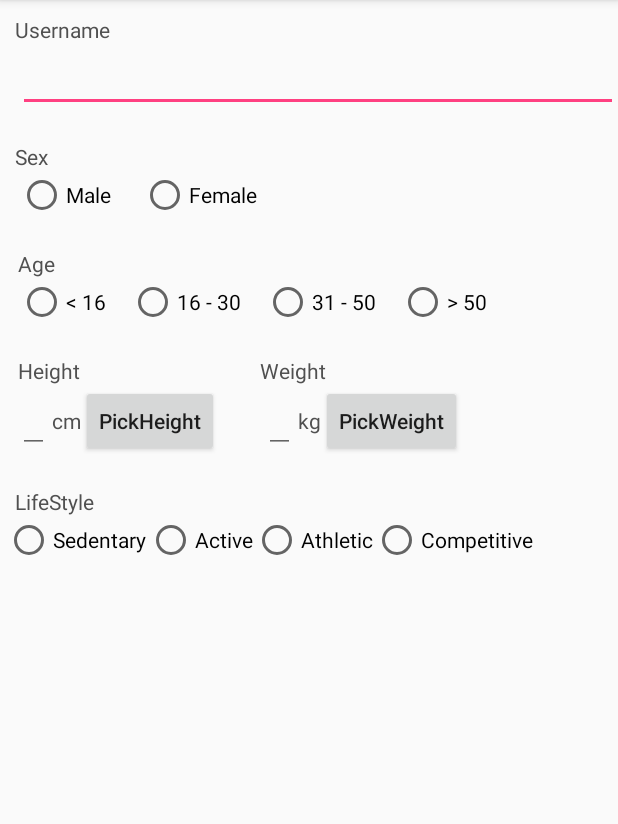
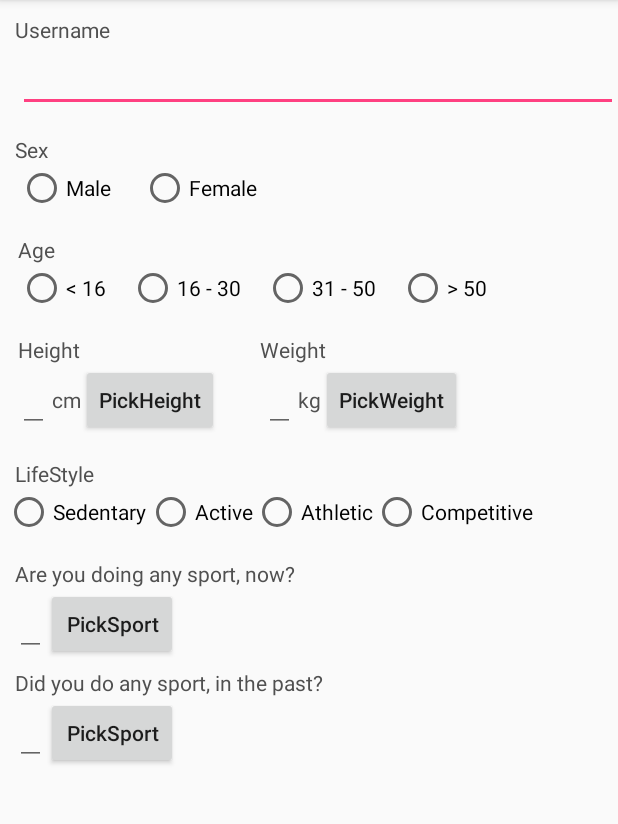
Before and after one commit to zaraki123/NewProject, an Android app: the UserProfile screen opened directly, with no data from a screen before it, on a phone screen of 412 x 824 dp, the part 84-908 px from its top. Run offline under Robolectric (Android 15) with nearby library versions, the phone set to English and light mode, and no system bars.

Commit message:
figa la prima volta che mi riesce una cosa giusta in un tempo umanamente accettabile: selezione sports

```diff
--- a/app/src/main/res/layout/user_profile.xml
+++ b/app/src/main/res/layout/user_profile.xml
@@ -3,7 +3,6 @@
     android:layout_width="match_parent"
     android:layout_height="match_parent"
     android:orientation="vertical">
-
 
     <TextView
         android:layout_width="wrap_content"
@@ -12,7 +11,7 @@
         android:layout_marginTop="10dp"
         android:text="Username"
         android:textAppearance="?android:attr/textAppearanceSmall"
-        android:textColor="@color/darkGray"/>
+        android:textColor="@color/darkGray" />
 
     <EditText
         android:id="@+id/username"
@@ -26,10 +25,10 @@
         android:layout_width="wrap_content"
         android:layout_height="wrap_content"
         android:layout_marginLeft="10dp"
-        android:layout_marginTop="20dp"
+        android:layout_marginTop="15dp"
         android:text="Sex"
         android:textAppearance="?android:attr/textAppearanceSmall"
-        android:textColor="@color/darkGray"/>
+        android:textColor="@color/darkGray" />
 
 
     <RadioGroup
@@ -58,10 +57,10 @@
         android:layout_width="wrap_content"
         android:layout_height="wrap_content"
         android:layout_marginLeft="12dp"
-        android:layout_marginTop="20dp"
+        android:layout_marginTop="15dp"
         android:text="Age"
         android:textAppearance="?android:attr/textAppearanceSmall"
-        android:textColor="@color/darkGray"/>
+        android:textColor="@color/darkGray" />
 
     <RadioGroup
         android:layout_width="wrap_content"
@@ -79,20 +78,20 @@
             android:layout_height="wrap_content"
             android:text="@string/child"
             android:textAppearance="?android:attr/textAppearanceSmall"
-            android:textColor="@color/black"/>
+            android:textColor="@color/black" />
 
         <RadioButton
             android:id="@+id/young"
             android:layout_width="wrap_content"
             android:layout_height="wrap_content"
-            android:layout_marginLeft="15dp"/>
+            android:layout_marginLeft="15dp" />
 
         <TextView
             android:layout_width="wrap_content"
             android:layout_height="wrap_content"
             android:text="@string/young"
             android:textAppearance="?android:attr/textAppearanceSmall"
-            android:textColor="@color/black"/>
+            android:textColor="@color/black" />
 
         <RadioButton
             android:id="@+id/adult"
@@ -105,7 +104,7 @@
             android:layout_height="wrap_content"
             android:text="@string/adult"
             android:textAppearance="?android:attr/textAppearanceSmall"
-            android:textColor="@color/black"/>
+            android:textColor="@color/black" />
 
         <RadioButton
             android:id="@+id/old"
@@ -118,7 +117,7 @@
             android:layout_height="wrap_content"
             android:text="@string/old"
             android:textAppearance="?android:attr/textAppearanceSmall"
-            android:textColor="@color/black"/>
+            android:textColor="@color/black" />
 
     </RadioGroup>
 
@@ -130,19 +129,19 @@
             android:layout_width="wrap_content"
             android:layout_height="wrap_content"
             android:layout_marginLeft="12dp"
-            android:layout_marginTop="20dp"
+            android:layout_marginTop="15dp"
             android:text="Height"
             android:textAppearance="?android:attr/textAppearanceSmall"
-            android:textColor="@color/darkGray"/>
+            android:textColor="@color/darkGray" />
 
         <TextView
             android:layout_width="wrap_content"
             android:layout_height="wrap_content"
             android:layout_marginLeft="120dp"
-            android:layout_marginTop="20dp"
+            android:layout_marginTop="15dp"
             android:text="Weight"
             android:textAppearance="?android:attr/textAppearanceSmall"
-            android:textColor="@color/darkGray"/>
+            android:textColor="@color/darkGray" />
 
     </LinearLayout>
 
@@ -164,7 +163,7 @@
             android:layout_height="wrap_content"
             android:layout_marginLeft="2dp"
             android:text="cm"
-            android:textColor="@color/darkGray"/>
+            android:textColor="@color/darkGray" />
 
         <Button
             android:id="@+id/heightPicker"
@@ -185,7 +184,7 @@
             android:layout_height="wrap_content"
             android:layout_marginLeft="2dp"
             android:text="kg"
-            android:textColor="@color/darkGray"/>
+            android:textColor="@color/darkGray" />
 
         <Button
             android:id="@+id/weightPicker"
@@ -200,10 +199,10 @@
         android:layout_width="wrap_content"
         android:layout_height="wrap_content"
         android:layout_marginLeft="10dp"
-        android:layout_marginTop="20dp"
+        android:layout_marginTop="15dp"
         android:text="@string/lifestyle"
         android:textAppearance="?android:attr/textAppearanceSmall"
-        android:textColor="@color/darkGray"/>
+        android:textColor="@color/darkGray" />
 
 
     <RadioGroup
@@ -238,4 +237,66 @@
 
     </RadioGroup>
 
+
+    <TextView
+        android:layout_width="wrap_content"
+        android:layout_height="wrap_content"
+        android:layout_marginLeft="10dp"
+        android:layout_marginTop="15dp"
+        android:text="@string/sportPresent"
+        android:textAppearance="?android:attr/textAppearanceSmall"
+        android:textColor="@color/darkGray" />
+
+    <LinearLayout
+        android:layout_width="wrap_content"
+        android:layout_height="wrap_content"
+        android:orientation="horizontal">
+
+        <EditText
+            android:id="@+id/sportPresent"
+            android:layout_width="wrap_content"
+            android:layout_height="wrap_content"
+            android:layout_marginLeft="10dp"
+            android:textColor="@color/black" />
+
+        <Button
+            android:id="@+id/sportPickerPresent"
+            android:layout_width="wrap_content"
+            android:layout_height="wrap_content"
+            android:text="@string/chooseSport"
+            android:textAllCaps="false" />
+
+    </LinearLayout>
+
+    <TextView
+        android:layout_width="wrap_content"
+        android:layout_height="wrap_content"
+        android:layout_marginLeft="10dp"
+        android:layout_marginTop="5dp"
+        android:text="@string/sportPast"
+        android:textAppearance="?android:attr/textAppearanceSmall"
+        android:textColor="@color/darkGray" />
+
+    <LinearLayout
+        android:layout_width="wrap_content"
+        android:layout_height="wrap_content"
+        android:orientation="horizontal">
+
+        <EditText
+            android:id="@+id/sportPast"
+            android:layout_width="wrap_content"
+            android:layout_height="wrap_content"
+            android:layout_marginLeft="10dp"
+            android:inputType="text"
+            android:textColor="@color/black" />
+
+        <Button
+            android:id="@+id/sportPickerPast"
+            android:layout_width="wrap_content"
+            android:layout_height="wrap_content"
+            android:text="@string/chooseSport"
+            android:textAllCaps="false" />
+
+    </LinearLayout>
+
 </LinearLayout>
--- a/app/src/main/res/values/strings.xml
+++ b/app/src/main/res/values/strings.xml
@@ -11,5 +11,8 @@
     <string name="active">Active</string>
     <string name="sedentary">Sedentary</string>
     <string name="lifestyle">LifeStyle</string>
+    <string name="sportPresent">Are you doing any sport, now?</string>
+    <string name="sportPast">Did you do any sport, in the past?</string>
+    <string name="chooseSport">PickSport</string>
 
 </resources>
```
Also changed, not shown: app/src/main/AndroidManifest.xml (+10 -0 lines), app/src/main/java/com/example/nelson/caliplay/UserProfile.java (+73 -5 lines).
